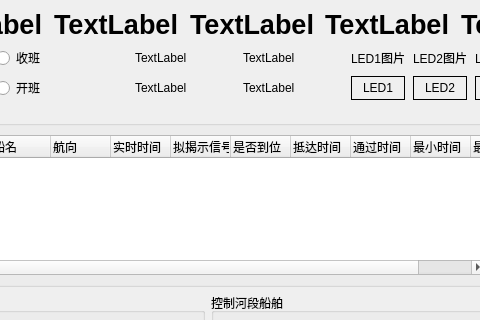
The window that mainwindow.ui (tengxinlin/controlSystem) describes before a commit, drawn with Qt 5; both pictures show x 91 to 571 and y 0 to 320 of the 691 by 800 pixel window.
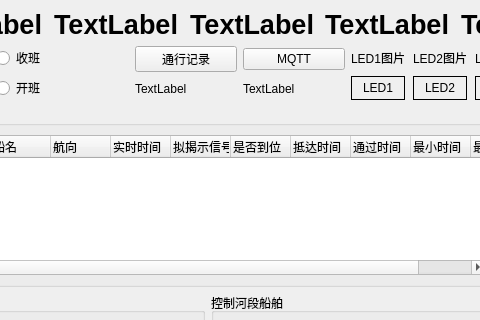
The same window after the commit.

Commit message:
通行记录
添加通行记录的方法

Patch:
```diff
--- a/mainwindow.ui
+++ b/mainwindow.ui
@@ -129,20 +129,6 @@
          <layout class="QVBoxLayout" name="verticalLayout_lable">
           <item>
            <layout class="QGridLayout" name="gridLayout">
-            <item row="0" column="1">
-             <widget class="QLabel" name="label_3">
-              <property name="text">
-               <string>TextLabel</string>
-              </property>
-             </widget>
-            </item>
-            <item row="0" column="0">
-             <widget class="QLabel" name="label_2">
-              <property name="text">
-               <string>TextLabel</string>
-              </property>
-             </widget>
-            </item>
             <item row="1" column="0">
              <widget class="QLabel" name="label_4">
               <property name="text">
@@ -157,6 +143,20 @@
               </property>
              </widget>
             </item>
+            <item row="0" column="0">
+             <widget class="QPushButton" name="record_btn">
+              <property name="text">
+               <string>通行记录</string>
+              </property>
+             </widget>
+            </item>
+            <item row="0" column="1">
+             <widget class="QPushButton" name="mqtt_btn">
+              <property name="text">
+               <string>MQTT</string>
+              </property>
+             </widget>
+            </item>
            </layout>
           </item>
          </layout>
```
The commit also changes 19 other files.
